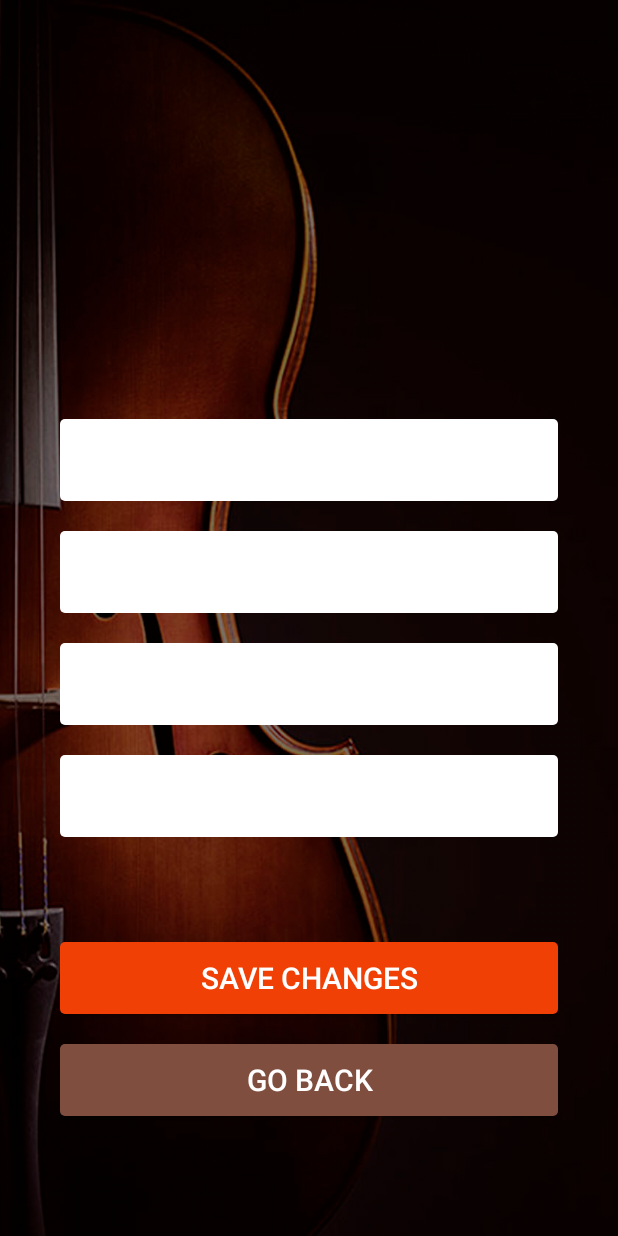
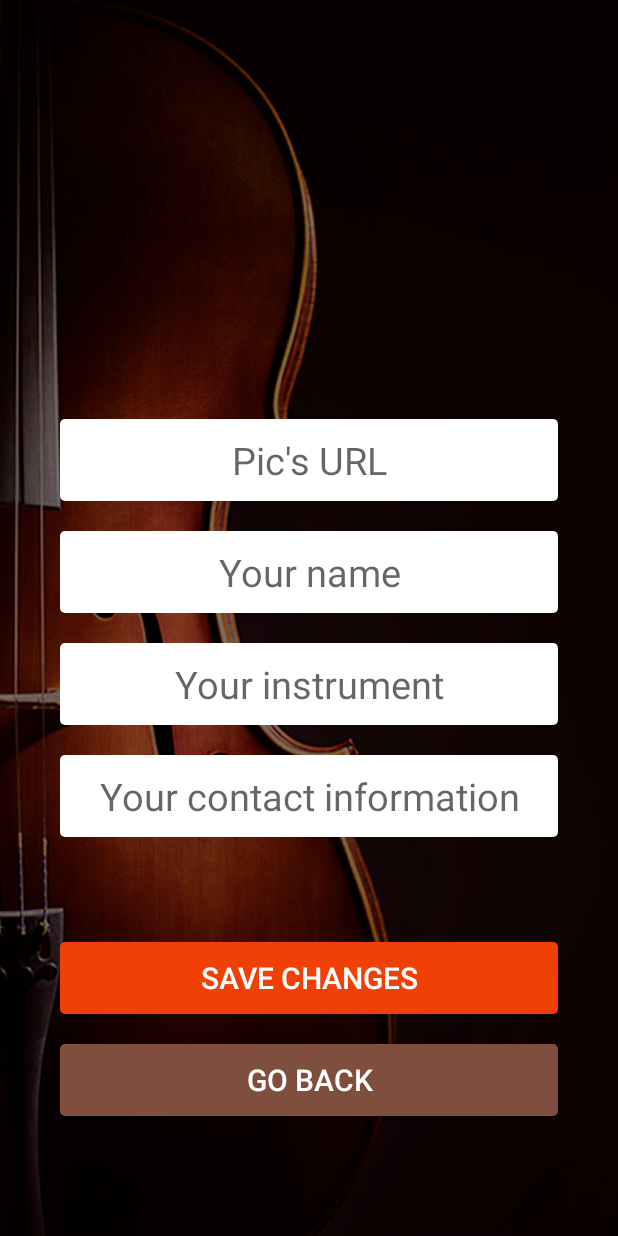
Before and after one commit to JerryMann/Jammin, an Android app: the YourProfileActivity screen opened directly, with no data from a screen before it, on a phone screen of 412 x 824 dp. Run offline under Robolectric (Android 15) with nearby library versions, the phone set to English and light mode, and no system bars.

Commit message:
added minor navigation between activities

```diff
--- a/app/src/main/java/by/itacademy/pvt/jammin/mvp/UserProfileActivity.kt
+++ b/app/src/main/java/by/itacademy/pvt/jammin/mvp/UserProfileActivity.kt
@@ -3,11 +3,16 @@ package by.itacademy.pvt.jammin.mvp
 import android.app.Activity
 import android.os.Bundle
 import by.itacademy.pvt.jammin.R
+import kotlinx.android.synthetic.main.activity_user_profile.*
 
 class UserProfileActivity : Activity() {
 
     override fun onCreate(savedInstanceState: Bundle?) {
         super.onCreate(savedInstanceState)
         setContentView(R.layout.activity_user_profile)
+
+        backToList.setOnClickListener {
+            onBackPressed()
+        }
     }
 }
--- a/app/src/main/java/by/itacademy/pvt/jammin/mvp/YourProfileActivity.kt
+++ b/app/src/main/java/by/itacademy/pvt/jammin/mvp/YourProfileActivity.kt
@@ -3,11 +3,15 @@ package by.itacademy.pvt.jammin.mvp
 import android.app.Activity
 import android.os.Bundle
 import by.itacademy.pvt.jammin.R
+import kotlinx.android.synthetic.main.activity_your_profile.*
 
 class YourProfileActivity : Activity() {
     override fun onCreate(savedInstanceState: Bundle?) {
         super.onCreate(savedInstanceState)
         setContentView(R.layout.activity_your_profile)
 
+        backToList.setOnClickListener {
+            onBackPressed()
+        }
     }
 }
--- a/app/src/main/res/layout/activity_your_profile.xml
+++ b/app/src/main/res/layout/activity_your_profile.xml
@@ -21,6 +21,7 @@
             android:layout_width="match_parent"
             android:layout_height="wrap_content"
             android:background="@drawable/roundcorner_edit_text"
+            android:hint="@string/pic_s_url"
             tools:text="Picture url"/>
 
     <EditText
@@ -29,6 +30,7 @@
             android:layout_width="match_parent"
             android:layout_height="wrap_content"
             android:background="@drawable/roundcorner_edit_text"
+            android:hint="@string/your_name"
             tools:text="User's Name"/>
 
     <EditText
@@ -37,6 +39,7 @@
             android:layout_width="match_parent"
             android:layout_height="wrap_content"
             android:background="@drawable/roundcorner_edit_text"
+            android:hint="@string/your_instrument"
             tools:text="Musical Instrument"/>
 
     <EditText
@@ -45,6 +48,7 @@
             android:layout_width="match_parent"
             android:layout_height="wrap_content"
             android:background="@drawable/roundcorner_edit_text"
+            android:hint="@string/your_contact_information"
             tools:text="202 03 27"/>
 
     <TextView
--- a/app/src/main/res/values/strings.xml
+++ b/app/src/main/res/values/strings.xml
@@ -17,4 +17,8 @@
     <string name="save_contact">Save contact</string>
     <string name="go_back">go back</string>
     <string name="save_changes">save changes</string>
+    <string name="pic_s_url">Pic\'s URL</string>
+    <string name="your_name">Your name</string>
+    <string name="your_instrument">Your instrument</string>
+    <string name="your_contact_information">Your contact information</string>
 </resources>
```
Also changed, not shown: app/src/main/java/by/itacademy/pvt/jammin/mvp/UserListActivity.kt (+8 -0 lines).
